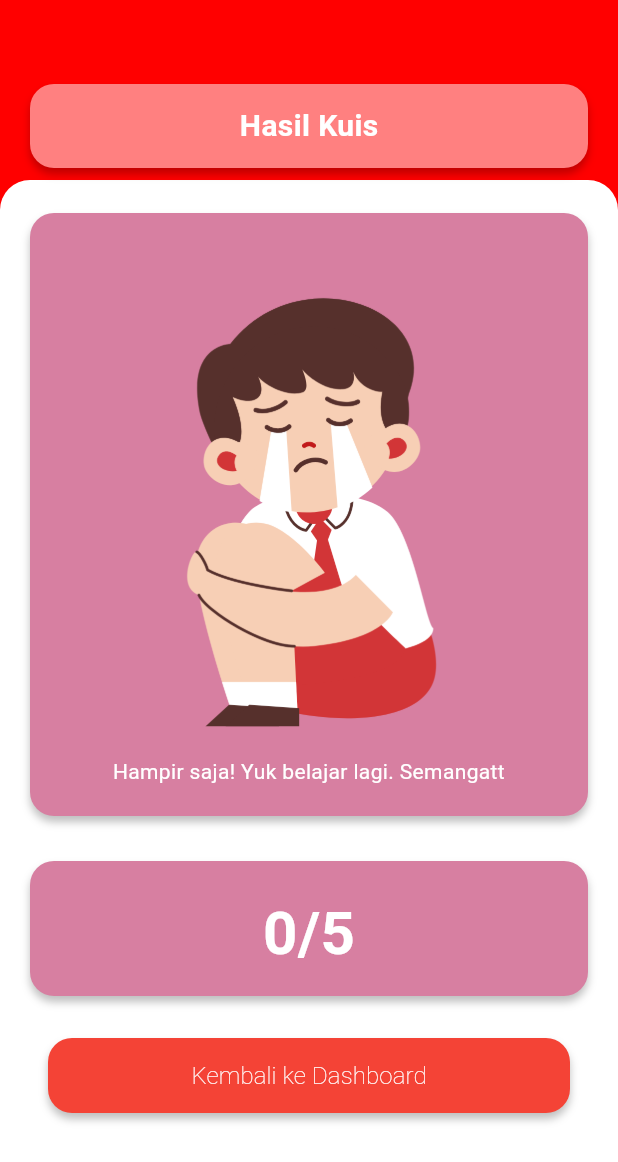
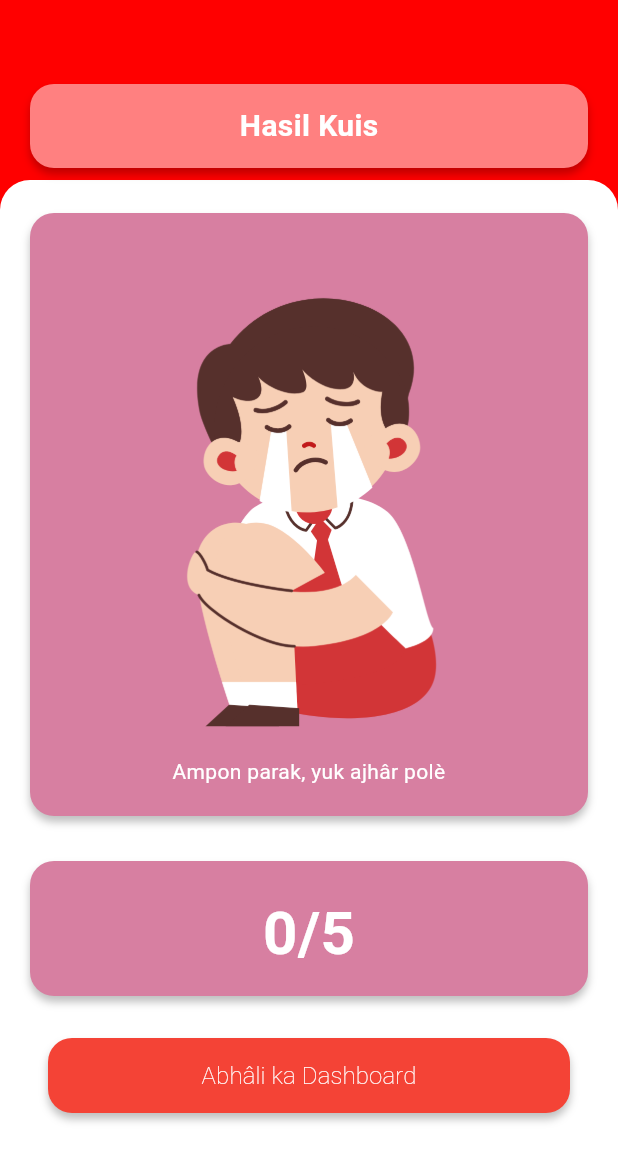
Before and after one commit to Qkm111/Caraka, a Flutter app: the HasilGajang screen opened directly with empty values, on a phone screen of 412 x 824 dp. Shown: the top 1162 px of the screen. Run offline on Flutter 3.47's test engine with Material 3 defaults, Android fonts, the light colour scheme and no system bars; our stand-ins replace cached_network_image, shared_preferences; accounts and stored records are empty; Roboto replaces fonts that are missing (Poppins).

Commit message:
Fix Language on Kuis_Pages

```diff
--- a/lib/kuis_pages/hasil/hasil_angka.dart
+++ b/lib/kuis_pages/hasil/hasil_angka.dart
@@ -198,7 +198,7 @@ class _HasilAngkaState extends State<HasilAngka> {
                       ),
                       child: Center(
                         child: Text(
-                          'Kembali ke Dashboard',
+                          'Abhâli ka Dashboard',
                           style: TextStyle(
                             color: Colors.white,
                             fontSize: 16,
--- a/lib/kuis_pages/hasil/hasil_gajang.dart
+++ b/lib/kuis_pages/hasil/hasil_gajang.dart
@@ -23,10 +23,10 @@ class _HasilGajangState extends State<HasilGajang> {
     }
   }
   String getResultText(int skorAkhir) {
-    if (skorAkhir >= 5) {
-      return 'Wow keren!! Selamat, kamu berhasil';
+    if (skorAkhir >= 4) {
+      return "Wow keren! Selamet bâ'na berhasil";
     } else {
-      return 'Hampir saja! Yuk belajar lagi. Semangatt';
+      return "Ampon parak, yuk ajhâr polè";
     }
   }
 
@@ -199,7 +199,7 @@ class _HasilGajangState extends State<HasilGajang> {
                       ),
                       child: Center(
                         child: Text(
-                          'Kembali ke Dashboard',
+                          'Abhâli ka Dashboard',
                           style: TextStyle(
                             color: Colors.white,
                             fontSize: 16,
--- a/lib/kuis_pages/hasil/hasil_pangangghuy.dart
+++ b/lib/kuis_pages/hasil/hasil_pangangghuy.dart
@@ -24,9 +24,9 @@ class _HasilPangangghuyState extends State<HasilPangangghuy> {
   }
   String getResultText(int skorAkhir) {
     if (skorAkhir >= 4) {
-      return 'Wow keren!! Selamat, kamu berhasil';
+      return "Wow keren! Selamet bâ'na berhasil";
     } else {
-      return 'Hampir saja! Yuk belajar lagi. Semangatt';
+      return "Ampon parak, yuk ajhâr polè";
     }
   }
 
@@ -198,7 +198,7 @@ class _HasilPangangghuyState extends State<HasilPangangghuy> {
                       ),
                       child: Center(
                         child: Text(
-                          'Kembali ke Dashboard',
+                          'Abhâli ka Dashboard',
                           style: TextStyle(
                             color: Colors.white,
                             fontSize: 16,
--- a/lib/kuis_pages/hasil/hasil_raja.dart
+++ b/lib/kuis_pages/hasil/hasil_raja.dart
@@ -24,9 +24,9 @@ class _HasilRajaState extends State<HasilRaja> {
   }
   String getResultText(int skorAkhir) {
     if (skorAkhir >= 4) {
-      return 'Wow keren!! Selamat, kamu berhasil';
+      return "Wow keren! Selamet bâ'na berhasil";
     } else {
-      return 'Hampir saja! Yuk belajar lagi. Semangatt';
+      return "Ampon parak, yuk ajhâr polè";
     }
   }
 
@@ -198,7 +198,7 @@ class _HasilRajaState extends State<HasilRaja> {
                       ),
                       child: Center(
                         child: Text(
-                          'Kembali ke Dashboard',
+                          'Abhâli ka Dashboard',
                           style: TextStyle(
                             color: Colors.white,
                             fontSize: 16,
--- a/lib/kuis_pages/hasil/hasil_rekaan.dart
+++ b/lib/kuis_pages/hasil/hasil_rekaan.dart
@@ -24,9 +24,9 @@ class _HasilRekaanState extends State<HasilRekaan> {
   }
   String getResultText(int skorAkhir) {
     if (skorAkhir >= 4) {
-      return 'Wow keren!! Selamat, kamu berhasil';
+      return "Wow keren! Selamet bâ'na berhasil";
     } else {
-      return 'Hampir saja! Yuk belajar lagi. Semangatt';
+      return "Ampon parak, yuk ajhâr polè";
     }
   }
 
@@ -198,7 +198,7 @@ class _HasilRekaanState extends State<HasilRekaan> {
                       ),
                       child: Center(
                         child: Text(
-                          'Kembali ke Dashboard',
+                          'Abhâli ka Dashboard',
                           style: TextStyle(
                             color: Colors.white,
                             fontSize: 16,
--- a/lib/kuis_pages/hasil/hasil_sowara.dart
+++ b/lib/kuis_pages/hasil/hasil_sowara.dart
@@ -24,9 +24,9 @@ class _HasilSowaraState extends State<HasilSowara> {
   }
   String getResultText(int skorAkhir) {
     if (skorAkhir >= 4) {
-      return 'Wow keren!! Selamat, kamu berhasil';
+      return "Wow keren! Selamet bâ'na berhasil";
     } else {
-      return 'Hampir saja! Yuk belajar lagi. Semangatt';
+      return "Ampon parak, yuk ajhâr polè";
     }
   }
 
@@ -198,7 +198,7 @@ class _HasilSowaraState extends State<HasilSowara> {
                       ),
                       child: Center(
                         child: Text(
-                          'Kembali ke Dashboard',
+                          'Abhâli ka Dashboard',
                           style: TextStyle(
                             color: Colors.white,
                             fontSize: 16,
--- a/lib/kuis_pages/soal/kuis_angka.dart
+++ b/lib/kuis_pages/soal/kuis_angka.dart
@@ -204,12 +204,12 @@ class _KuisAngkaState extends State<KuisAngka> {
                             onPressed: () {
                               _quizSelesai();
                             },
-                          label: 'Selesai',
+                          label: 'Lastareh',
                         )
                         : NextButton(
                           onPressed:
                             selectedAnswerIndex != null ? Selanjutnya : null,
-                          label: 'Selanjutnya',
+                          label: 'Terosanna',
                         )
                     ],
                   )
--- a/lib/kuis_pages/soal/kuis_gajang.dart
+++ b/lib/kuis_pages/soal/kuis_gajang.dart
@@ -204,12 +204,12 @@ class _KuisGajangState extends State<KuisGajang> {
                             onPressed: () {
                               _quizSelesai();
                             },
-                          label: 'Selesai',
+                          label: 'Lastareh',
                         )
                         : NextButton(
                           onPressed:
                             selectedAnswerIndex != null ? Selanjutnya : null,
-                          label: 'Terrosanna',
+                          label: 'Terosanna',
                         )
                     ],
                   )
--- a/lib/kuis_pages/soal/kuis_pangangghuy.dart
+++ b/lib/kuis_pages/soal/kuis_pangangghuy.dart
@@ -204,12 +204,12 @@ class _KuisPangangghuyState extends State<KuisPangangghuy> {
                             onPressed: () {
                               _quizSelesai();
                             },
-                          label: 'Selesai',
+                          label: 'Lastareh',
                         )
                         : NextButton(
                           onPressed:
                             selectedAnswerIndex != null ? Selanjutnya : null,
-                          label: 'Selanjutnya',
+                          label: 'Terosanna',
                         )
                     ],
                   )
--- a/lib/kuis_pages/soal/kuis_raja.dart
+++ b/lib/kuis_pages/soal/kuis_raja.dart
@@ -204,12 +204,12 @@ class _KuisRajaState extends State<KuisRaja> {
                             onPressed: () {
                               _quizSelesai();
                             },
-                          label: 'Selesai',
+                          label: 'Lastareh',
                         )
                         : NextButton(
                           onPressed:
                             selectedAnswerIndex != null ? Selanjutnya : null,
-                          label: 'Selanjutnya',
+                          label: 'Terosanna',
                         )
                     ],
                   )
--- a/lib/kuis_pages/soal/kuis_rekaan.dart
+++ b/lib/kuis_pages/soal/kuis_rekaan.dart
@@ -204,12 +204,12 @@ class _KuisRekaanState extends State<KuisRekaan> {
                             onPressed: () {
                               _quizSelesai();
                             },
-                          label: 'Selesai',
+                          label: 'Lastareh',
                         )
                         : NextButton(
                           onPressed:
                             selectedAnswerIndex != null ? Selanjutnya : null,
-                          label: 'Selanjutnya',
+                          label: 'Terosanna',
                         )
                     ],
                   )
--- a/lib/kuis_pages/soal/kuis_sowara.dart
+++ b/lib/kuis_pages/soal/kuis_sowara.dart
@@ -204,12 +204,12 @@ class _KuisSowaraState extends State<KuisSowara> {
                             onPressed: () {
                               _quizSelesai();
                             },
-                          label: 'Selesai',
+                          label: 'Lastareh',
                         )
                         : NextButton(
                           onPressed:
                             selectedAnswerIndex != null ? Selanjutnya : null,
-                          label: 'Selanjutnya',
+                          label: 'Terosanna',
                         )
                     ],
                   )
```
